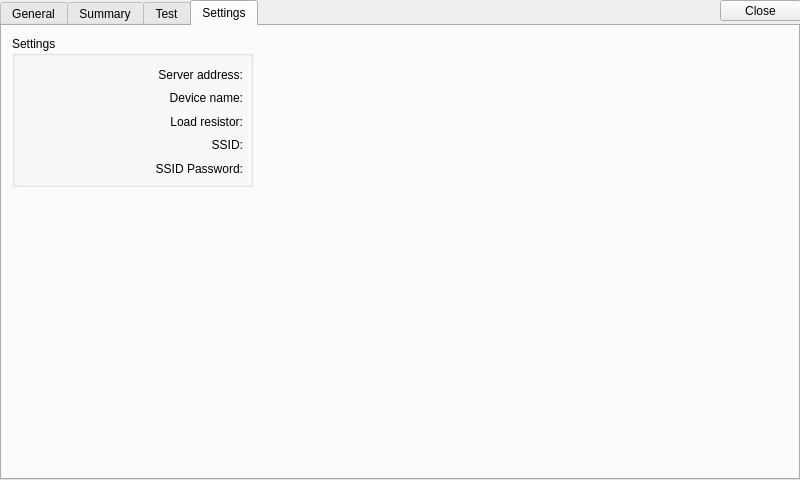
First picture: the form in form.ui, repository SFLACUEVA/AppQT, before the edit.
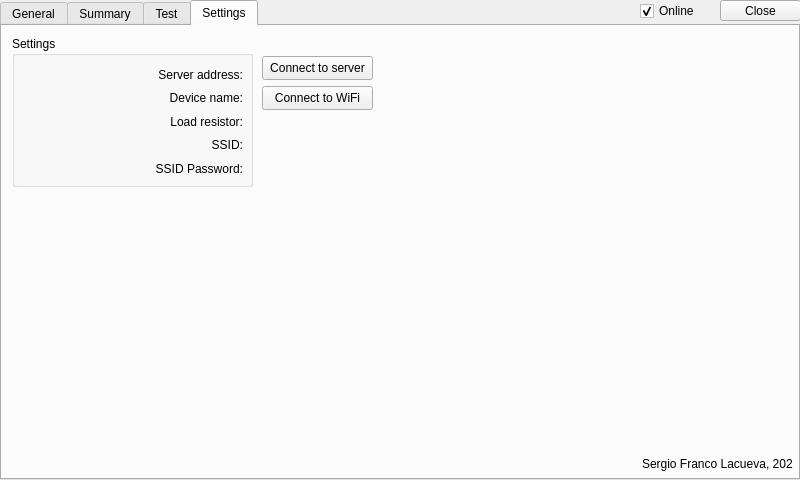
Second picture: the form after the edit.

```diff
--- a/form.ui
+++ b/form.ui
@@ -907,8 +907,66 @@
        </layout>
       </widget>
      </widget>
+     <widget class="QPushButton" name="pushButton">
+      <property name="geometry">
+       <rect>
+        <x>260</x>
+        <y>30</y>
+        <width>111</width>
+        <height>24</height>
+       </rect>
+      </property>
+      <property name="text">
+       <string>Connect to server</string>
+      </property>
+     </widget>
+     <widget class="QPushButton" name="pushButton_2">
+      <property name="geometry">
+       <rect>
+        <x>260</x>
+        <y>60</y>
+        <width>111</width>
+        <height>24</height>
+       </rect>
+      </property>
+      <property name="text">
+       <string>Connect to WiFi</string>
+      </property>
+     </widget>
+     <widget class="QLabel" name="label_40">
+      <property name="geometry">
+       <rect>
+        <x>640</x>
+        <y>430</y>
+        <width>151</width>
+        <height>16</height>
+       </rect>
+      </property>
+      <property name="text">
+       <string>Sergio Franco Lacueva, 2025</string>
+      </property>
+     </widget>
     </widget>
    </widget>
+   <widget class="QCheckBox" name="checkBox">
+    <property name="enabled">
+     <bool>true</bool>
+    </property>
+    <property name="geometry">
+     <rect>
+      <x>640</x>
+      <y>0</y>
+      <width>78</width>
+      <height>22</height>
+     </rect>
+    </property>
+    <property name="text">
+     <string>Online</string>
+    </property>
+    <property name="checked">
+     <bool>true</bool>
+    </property>
+   </widget>
    <zorder>Tabs</zorder>
    <zorder>btClose</zorder>
   </widget>
```
Left out of the diff: 1 changed line with no effect on the pictures.
